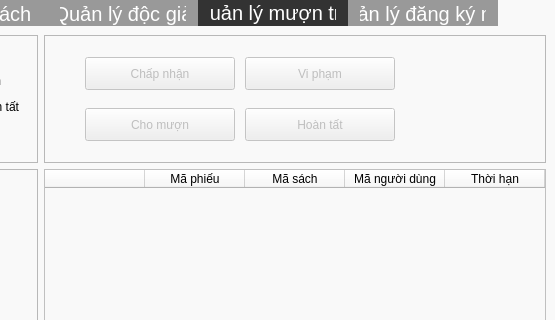
Above: admin.ui from duydvu/Library before the change; both pictures show x 252 to 807 and y 0 to 320 of the 807 by 563 pixel window. Below: the same form after it.
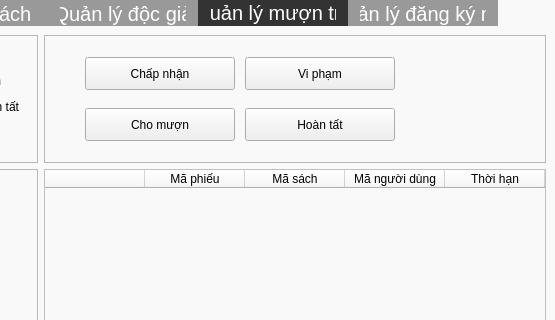
That is the form after the change. The open tabs and pages were chosen to show the change.

The edit to the form file:
```diff
--- a/admin.ui
+++ b/admin.ui
@@ -1757,12 +1757,6 @@
            </property>
            <item row="0" column="0">
             <widget class="QPushButton" name="accept">
-             <property name="enabled">
-              <bool>false</bool>
-             </property>
-             <property name="cursor">
-              <cursorShape>PointingHandCursor</cursorShape>
-             </property>
              <property name="styleSheet">
               <string notr="true">height: 25px;
 width: 50px;</string>
@@ -1774,12 +1768,6 @@
            </item>
            <item row="1" column="0">
             <widget class="QPushButton" name="send">
-             <property name="enabled">
-              <bool>false</bool>
-             </property>
-             <property name="cursor">
-              <cursorShape>PointingHandCursor</cursorShape>
-             </property>
              <property name="styleSheet">
               <string notr="true">height: 25px;
 width: 50px;</string>
@@ -1791,12 +1779,6 @@
            </item>
            <item row="1" column="1">
             <widget class="QPushButton" name="done">
-             <property name="enabled">
-              <bool>false</bool>
-             </property>
-             <property name="cursor">
-              <cursorShape>PointingHandCursor</cursorShape>
-             </property>
              <property name="styleSheet">
               <string notr="true">height: 25px;
 width: 50px;</string>
@@ -1808,12 +1790,6 @@
            </item>
            <item row="0" column="1">
             <widget class="QPushButton" name="infringe">
-             <property name="enabled">
-              <bool>false</bool>
-             </property>
-             <property name="cursor">
-              <cursorShape>PointingHandCursor</cursorShape>
-             </property>
              <property name="styleSheet">
               <string notr="true">height: 25px;
 width: 50px;</string>
```
Left out of the diff: 6 changed lines with no effect on the pictures.
